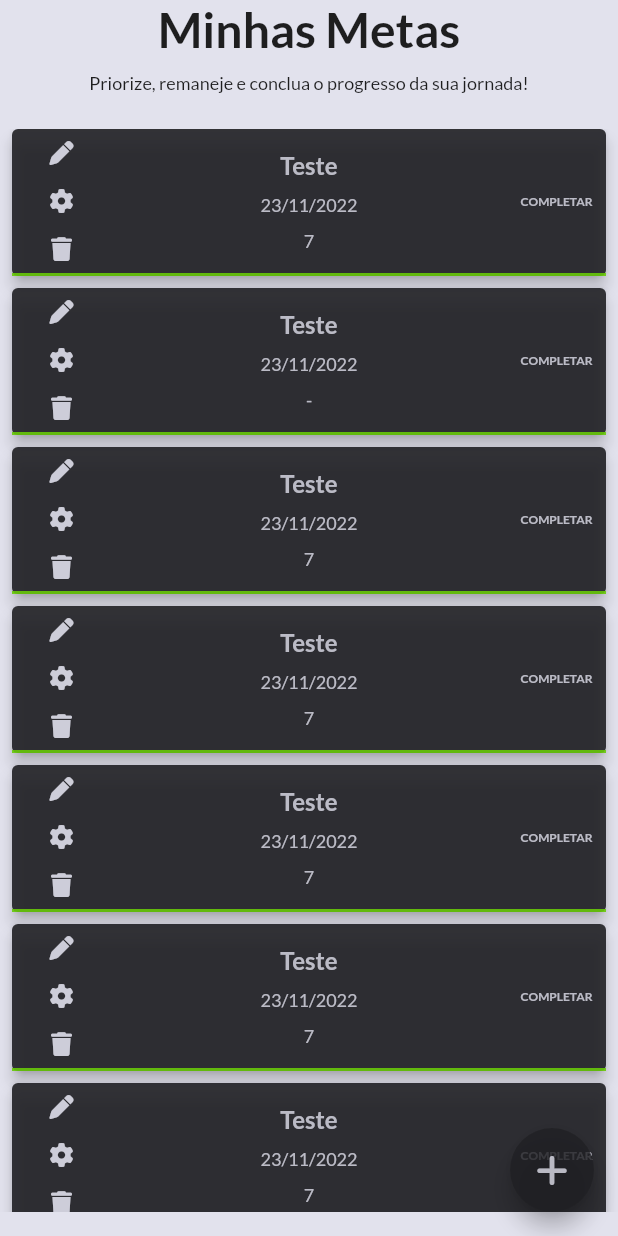
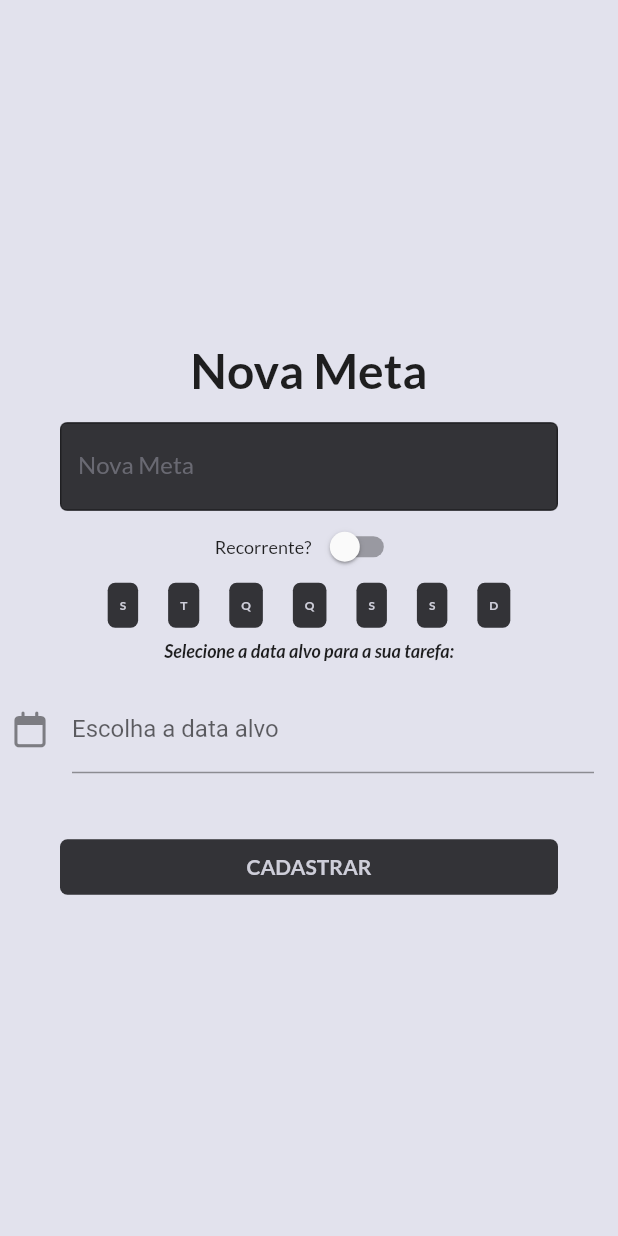
Before and after one commit to caramujox/doispedoisce, a Flutter app: the screen it shows after launch, on a phone screen of 412 x 824 dp. Run offline on Flutter 3.47's test engine with Material 2 defaults, Android fonts, the light colour scheme and no system bars; our stand-ins replace flutter_heatmap_calendar, font_awesome_flutter, google_fonts, syncfusion_flutter_datepicker.

Commit message:
Tela de Cadastro de Tarefa

```diff
--- a/doispedoisce/lib/main.dart
+++ b/doispedoisce/lib/main.dart
@@ -1,4 +1,5 @@
-import 'package:doispedoisce/screens/goals_screen.dart';
+import 'package:doispedoisce/screens/create_task_screen.dart';
+import 'package:doispedoisce/screens/task_screen.dart';
 import 'package:doispedoisce/screens/home_screen.dart';
 import 'package:doispedoisce/screens/login_screen.dart';
 import 'package:doispedoisce/screens/register_screen.dart';
@@ -22,7 +23,7 @@ class MyApp extends StatelessWidget {
       theme: ThemeData(
           primarySwatch: ConstColors.ccBackgroundM,
           scaffoldBackgroundColor: ConstColors.ccBackgroundM.shade900),
-      home: const GoalsScreen(title: 'LoginScreen Screen'),
+      home: const CreateTaskScreen(title: 'LoginScreen Screen'),
       debugShowCheckedModeBanner: false,
     );
   }
--- /dev/null
+++ b/doispedoisce/lib/screens/create_task_screen.dart
@@ -0,0 +1,139 @@
+// ignore_for_file: prefer_const_constructors, prefer_const_literals_to_create_immutables
+
+import 'package:doispedoisce/util/const_colors.dart';
+import 'package:doispedoisce/widgets/app_text_input.dart';
+import 'package:doispedoisce/widgets/confirm_btn.dart';
+import 'package:doispedoisce/widgets/day_pick_btn.dart';
+import 'package:doispedoisce/widgets/social_media_btn.dart';
+import 'package:flutter/material.dart';
+import 'package:font_awesome_flutter/font_awesome_flutter.dart';
+import 'package:google_fonts/google_fonts.dart';
+import 'package:intl/intl.dart';
+import 'package:syncfusion_flutter_datepicker/datepicker.dart';
+
+class CreateTaskScreen extends StatefulWidget {
+  const CreateTaskScreen({super.key, required this.title});
+  final String title;
+  static const String id = 'CreateTaskScreen';
+
+  @override
+  State<CreateTaskScreen> createState() => _CreateTaskScreenState();
+}
+
+class _CreateTaskScreenState extends State<CreateTaskScreen> {
+  bool isScheduled = false;
+  TextEditingController dateInput = TextEditingController();
+
+  @override
+  void initState() {
+    super.initState();
+    dateInput.text = "";
+  }
+
+  @override
+  Widget build(BuildContext context) {
+    return Scaffold(
+      body: SafeArea(
+          child: Center(
+        child: Column(
+          mainAxisAlignment: MainAxisAlignment.center,
+          children: [
+            Text('Nova Meta',
+                style: GoogleFonts.lato(
+                    fontSize: 32, fontWeight: FontWeight.bold)),
+            SizedBox(
+              height: 16,
+            ),
+            AppTextInput(
+                hintText: 'Nova Meta',
+                isHidden: false,
+                textInputType: TextInputType.text),
+            Row(
+              mainAxisAlignment: MainAxisAlignment.center,
+              children: [
+                Text('Recorrente? ', style: GoogleFonts.lato(fontSize: 12)),
+                Switch(
+                  value: isScheduled,
+                  activeColor: ConstColors.ccActionAreaM.shade900,
+                  onChanged: (value) {
+                    setState(() {
+                      isScheduled = !isScheduled;
+                    });
+                  },
+                ),
+              ],
+            ),
+            Row(
+              mainAxisAlignment: MainAxisAlignment.center,
+              children: [
+                DayPickBtn(dayName: 'S'),
+                DayPickBtn(dayName: 'T'),
+                DayPickBtn(dayName: 'Q'),
+                DayPickBtn(dayName: 'Q'),
+                DayPickBtn(dayName: 'S'),
+                DayPickBtn(dayName: 'S'),
+                DayPickBtn(dayName: 'D'),
+              ],
+            ),
+            SizedBox(
+              height: 8,
+            ),
+            Text('Selecione a data alvo para a sua tarefa:',
+                textAlign: TextAlign.center,
+                style: GoogleFonts.lato(
+                    fontSize: 12,
+                    fontWeight: FontWeight.bold,
+                    fontStyle: FontStyle.italic)),
+            Padding(
+              padding: const EdgeInsets.only(
+                  bottom: 24, top: 16, right: 16, left: 8),
+              child: TextField(
+                controller: dateInput,
+                decoration: InputDecoration(
+                    icon: Icon(FontAwesomeIcons.calendar),
+                    labelText: "Escolha a data alvo"),
+                readOnly: true,
+                onTap: () async {
+                  DateTime? pickedDate = await showDatePicker(
+                      builder: (context, child) {
+                        return Theme(
+                            data: Theme.of(context).copyWith(
+                              colorScheme: ColorScheme.light(
+                                primary: ConstColors.ccActionAreaM
+                                    .shade600, // header background color
+                                onPrimary: ConstColors.ccBackgroundM
+                                    .shade500, // header text color
+                                onSurface: ConstColors
+                                    .ccActionAreaM.shade900, // body text color
+                              ),
+                            ),
+                            child: child!);
+                      },
+                      context: context,
+                      initialDate: DateTime.now(),
+                      firstDate: DateTime(1950),
+                      //DateTime.now() - not to allow to choose before today.
+                      lastDate: DateTime(2100));
+
+                  if (pickedDate != null) {
+                    print(pickedDate);
+                    String formattedDate =
+                        DateFormat('yyyy-MM-dd').format(pickedDate);
+                    print(formattedDate);
+                    setState(() {
+                      dateInput.text = formattedDate;
+                    });
+                  } else {}
+                },
+              ),
+            ),
+            SizedBox(
+              height: 20,
+            ),
+            ConfirmBtn(btnText: 'CADASTRAR', onPressed: () {}),
+          ],
+        ),
+      )),
+    );
+  }
+}
--- a/doispedoisce/lib/screens/goals_screen.dart
+++ b/doispedoisce/lib/screens/task_screen.dart
@@ -8,16 +8,16 @@ import 'package:google_fonts/google_fonts.dart';
 
 import '../model/task_model.dart';
 
-class GoalsScreen extends StatefulWidget {
-  const GoalsScreen({super.key, required this.title});
+class TaskScreen extends StatefulWidget {
+  const TaskScreen({super.key, required this.title});
   final String title;
-  static const String id = 'LoginScreen';
+  static const String id = 'TaskScreen';
 
   @override
-  State<GoalsScreen> createState() => _GoalsScreenState();
+  State<TaskScreen> createState() => _TaskScreenState();
 }
 
-class _GoalsScreenState extends State<GoalsScreen> {
+class _TaskScreenState extends State<TaskScreen> {
   var taskList = <Task>[];
 
   Task task1 = Task(
--- /dev/null
+++ b/doispedoisce/lib/widgets/day_pick_btn.dart
@@ -0,0 +1,35 @@
+import 'package:flutter/material.dart';
+import 'package:google_fonts/google_fonts.dart';
+
+import '../util/const_colors.dart';
+
+class DayPickBtn extends StatelessWidget {
+  const DayPickBtn({super.key, required this.dayName});
+  final String dayName;
+
+  @override
+  Widget build(BuildContext context) {
+    return InkWell(
+      onTap: () {},
+      child: Padding(
+        padding: EdgeInsets.only(left: 10, right: 10),
+        child: Material(
+          color: ConstColors.ccActionAreaM.shade900,
+          borderRadius: BorderRadius.circular(5),
+          child: Center(
+              child: Padding(
+            padding: EdgeInsets.symmetric(horizontal: 8.0, vertical: 10),
+            child: Text(
+              dayName,
+              style: GoogleFonts.lato(
+                  fontSize: 8,
+                  color: ConstColors.ccBackgroundM.shade900,
+                  fontWeight: FontWeight.bold),
+            ),
+          )),
+        ),
+      ),
+    );
+    ;
+  }
+}
--- a/doispedoisce/lib/widgets/social_media_btn.dart
+++ b/doispedoisce/lib/widgets/social_media_btn.dart
@@ -52,6 +52,5 @@ class SocialMediaBtn extends StatelessWidget {
         ),
       ),
     );
-    ;
   }
 }
--- a/doispedoisce/pubspec.yaml
+++ b/doispedoisce/pubspec.yaml
@@ -40,6 +40,7 @@ dependencies:
   font_awesome_flutter: ^10.2.1
   flutter_heatmap_calendar: ^1.0.5
   intl: ^0.17.0
+  syncfusion_flutter_datepicker: ^20.3.58
 
 dev_dependencies:
   flutter_test:
```
Also changed, not shown: doispedoisce/pubspec.lock.
